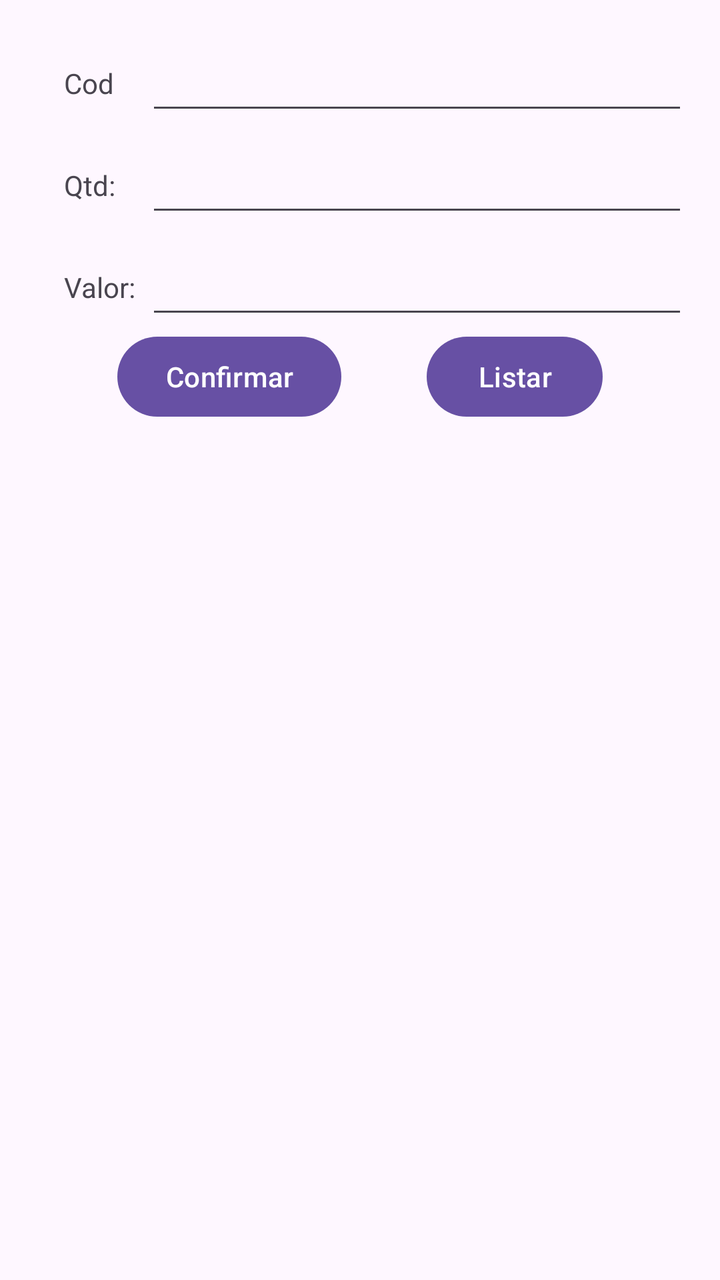
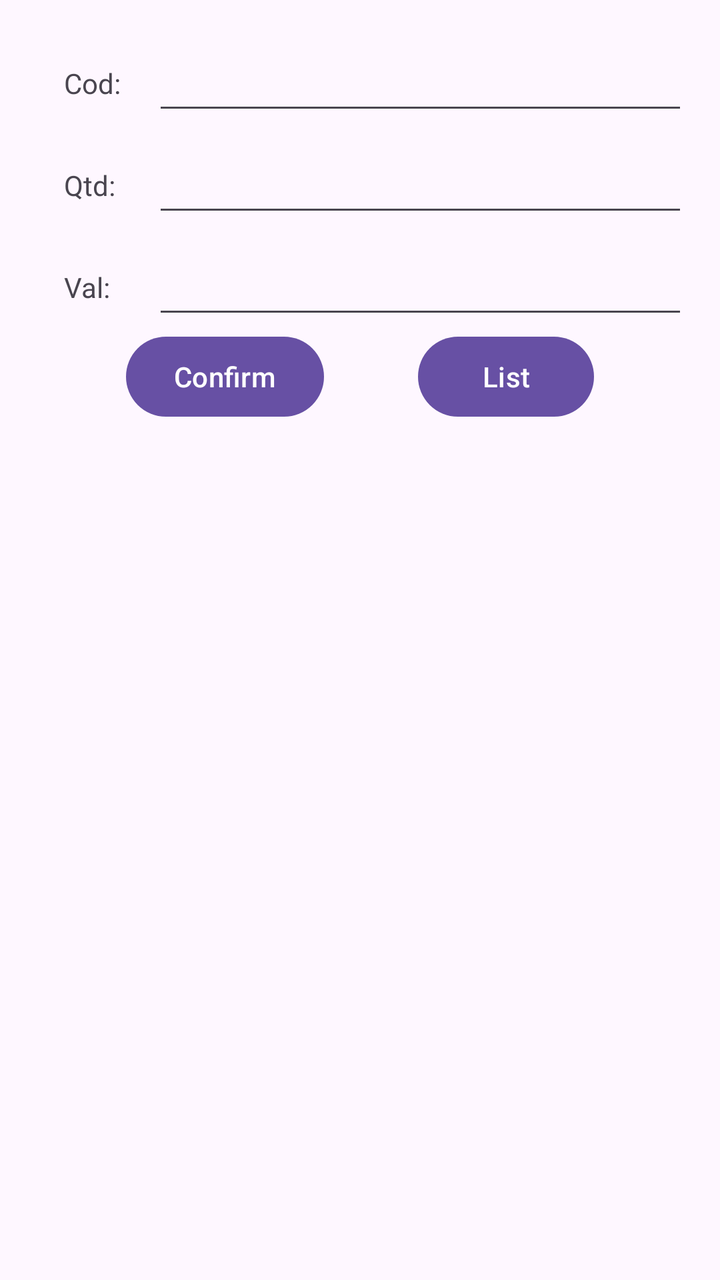

An Android layout rendered at two revisions. The XML below is the earlier revision; the diff shows what the commit changed to produce the second picture.
<!-- AndroidManifest.xml: application theme Theme.TrocaTela -->
<!-- res/layout/activity_lancamento.xml -->
<?xml version="1.0" encoding="utf-8"?>
<androidx.constraintlayout.widget.ConstraintLayout xmlns:android="http://schemas.android.com/apk/res/android"
    xmlns:app="http://schemas.android.com/apk/res-auto"
    xmlns:tools="http://schemas.android.com/tools"
    android:id="@+id/main"
    android:layout_width="match_parent"
    android:layout_height="match_parent"
    android:padding="16dp"
    tools:context=".LancamentoActivity">

    <TextView
        android:id="@+id/tvCod"
        android:layout_width="wrap_content"
        android:layout_height="wrap_content"
        android:padding="16dp"
        android:text="Cod"
        app:layout_constraintStart_toStartOf="parent"
        app:layout_constraintTop_toTopOf="parent" />

    <EditText
        android:id="@+id/etCod"
        android:layout_width="0dp"
        android:layout_height="wrap_content"
        app:layout_constraintBottom_toBottomOf="@+id/tvCod"
        app:layout_constraintEnd_toEndOf="parent"
        app:layout_constraintStart_toEndOf="@id/tvCod"
        app:layout_constraintTop_toTopOf="@id/tvCod" />

    <TextView
        android:id="@+id/tvQtd"
        android:layout_width="wrap_content"
        android:layout_height="wrap_content"
        android:padding="16dp"
        android:text="Qtd:"
        app:layout_constraintStart_toStartOf="parent"
        app:layout_constraintTop_toBottomOf="@id/tvCod" />

    <EditText
        android:id="@+id/etQtd"
        android:layout_width="0dp"
        android:layout_height="wrap_content"
        app:layout_constraintBottom_toBottomOf="@+id/tvQtd"
        app:layout_constraintEnd_toEndOf="parent"
        app:layout_constraintStart_toStartOf="@+id/etCod"
        app:layout_constraintTop_toTopOf="@id/tvQtd" />

    <TextView
        android:id="@+id/tvValor"
        android:layout_width="wrap_content"
        android:layout_height="wrap_content"
        android:padding="16dp"
        android:text="Valor:"
        app:layout_constraintStart_toStartOf="parent"
        app:layout_constraintTop_toBottomOf="@id/tvQtd" />

    <EditText
        android:id="@+id/etValor"
        android:layout_width="0dp"
        android:layout_height="wrap_content"
        app:layout_constraintBottom_toBottomOf="@+id/tvValor"
        app:layout_constraintEnd_toEndOf="parent"
        app:layout_constraintStart_toStartOf="@+id/etCod"
        app:layout_constraintTop_toTopOf="@id/tvValor" />

    <Button
        android:id="@+id/btConfirmar"
        android:layout_width="wrap_content"
        android:layout_height="wrap_content"
        android:onClick="btConfirmarOnClick"
        android:text="Confirmar"
        app:layout_constraintEnd_toStartOf="@+id/btListar"
        app:layout_constraintStart_toStartOf="parent"
        app:layout_constraintTop_toBottomOf="@id/etValor" />

    <Button
        android:id="@+id/btListar"
        android:layout_width="wrap_content"
        android:layout_height="wrap_content"
        android:onClick="btListarOnClick"
        android:text="Listar"
        app:layout_constraintEnd_toEndOf="parent"
        app:layout_constraintStart_toEndOf="@id/btConfirmar"
        app:layout_constraintTop_toBottomOf="@id/etValor" />


</androidx.constraintlayout.widget.ConstraintLayout>
<!-- resources referenced by this layout -->
<resources>
  <style name="Theme.TrocaTela" parent="Base.Theme.TrocaTela" />
  <style name="Base.Theme.TrocaTela" parent="Theme.Material3.DayNight.NoActionBar">
          
          
      </style>
</resources>

<!-- the commit's change to res/layout/activity_lancamento.xml (unified diff, before → after) -->
@@ -13,7 +13,7 @@
         android:layout_width="wrap_content"
         android:layout_height="wrap_content"
         android:padding="16dp"
-        android:text="Cod"
+        android:text="@string/code"
         app:layout_constraintStart_toStartOf="parent"
         app:layout_constraintTop_toTopOf="parent" />
 
@@ -31,7 +31,7 @@
         android:layout_width="wrap_content"
         android:layout_height="wrap_content"
         android:padding="16dp"
-        android:text="Qtd:"
+        android:text="@string/quantity"
         app:layout_constraintStart_toStartOf="parent"
         app:layout_constraintTop_toBottomOf="@id/tvCod" />
 
@@ -49,7 +49,7 @@
         android:layout_width="wrap_content"
         android:layout_height="wrap_content"
         android:padding="16dp"
-        android:text="Valor:"
+        android:text="@string/value"
         app:layout_constraintStart_toStartOf="parent"
         app:layout_constraintTop_toBottomOf="@id/tvQtd" />
 
@@ -67,7 +67,7 @@
         android:layout_width="wrap_content"
         android:layout_height="wrap_content"
         android:onClick="btConfirmarOnClick"
-        android:text="Confirmar"
+        android:text="@string/confirm_button"
         app:layout_constraintEnd_toStartOf="@+id/btListar"
         app:layout_constraintStart_toStartOf="parent"
         app:layout_constraintTop_toBottomOf="@id/etValor" />
@@ -77,7 +77,7 @@
         android:layout_width="wrap_content"
         android:layout_height="wrap_content"
         android:onClick="btListarOnClick"
-        android:text="Listar"
+        android:text="@string/list_button"
         app:layout_constraintEnd_toEndOf="parent"
         app:layout_constraintStart_toEndOf="@id/btConfirmar"
         app:layout_constraintTop_toBottomOf="@id/etValor" />
<!-- resource entries referenced after the edit -->
@@ -1,5 +1,10 @@
 <!-- resources referenced by this layout -->
 <resources>
+  <string name="code">Cod:</string>
+  <string name="confirm_button">Confirm</string>
+  <string name="list_button">List</string>
+  <string name="quantity">Qtd:</string>
+  <string name="value">Val:</string>
   <style name="Theme.TrocaTela" parent="Base.Theme.TrocaTela" />
   <style name="Base.Theme.TrocaTela" parent="Theme.Material3.DayNight.NoActionBar">
           
